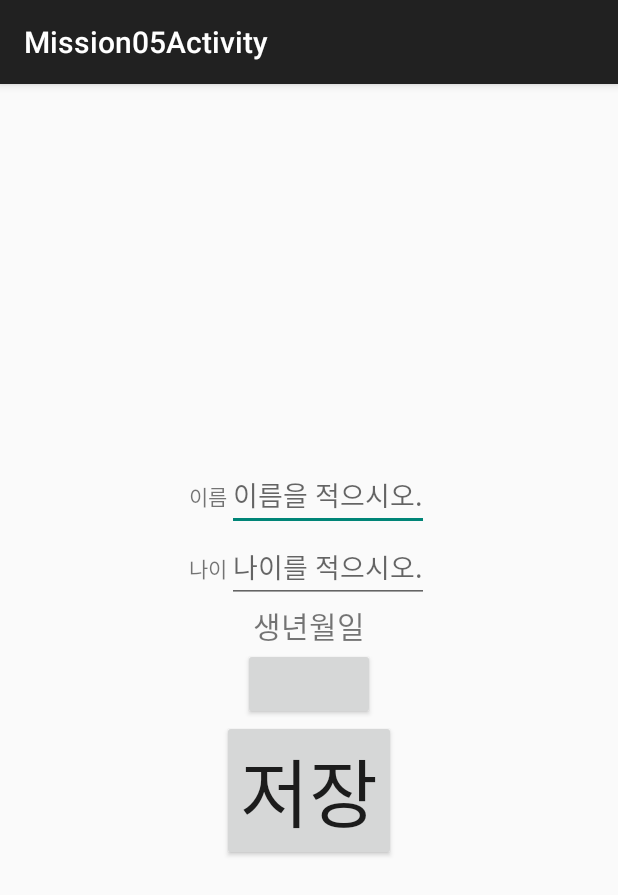
After one commit to lkb0398/Android_Exam, an Android app: the Mission05Activity screen opened directly, with no data from a screen before it, on a phone screen of 412 x 824 dp. The commit adds this screen. Shown: the top 895 px of the screen. Run offline under Robolectric (Android 15) with nearby library versions, the phone set to English and light mode, and no system bars; 1 statement that could not run was skipped.

```diff
--- a/app/src/main/java/com/lkb0398nate/androidexam/Activity/WebActivity.java
+++ b/app/src/main/java/com/lkb0398nate/androidexam/Activity/WebActivity.java
@@ -22,19 +22,19 @@ public class WebActivity extends AppCompatActivity implements View.OnKeyListener
         setContentView(R.layout.activity_web);
 
         mWebView = (WebView) findViewById(R.id.web_view);
-        mAddress = (EditText)findViewById(R.id.et_web_address);
+        mAddress = (EditText) findViewById(R.id.et_web_address);
 
         mWebView.setWebViewClient(new WebViewClient());
         mWebView.getSettings().setJavaScriptEnabled(true);
 
         mAddress.setOnKeyListener(this);
 
-
     }
 
     private void loadUrl(String url) {
         mWebView.loadUrl(url);
     }
+
     @Override
     public boolean onKey(View v, int keyCode, KeyEvent event) {
         if (keyCode == KeyEvent.KEYCODE_ENTER) {
@@ -43,6 +43,6 @@ public class WebActivity extends AppCompatActivity implements View.OnKeyListener
 
             return true;
         }
-            return false;
+        return false;
     }
 }
--- a/app/src/main/java/com/lkb0398nate/androidexam/MainActivity.java
+++ b/app/src/main/java/com/lkb0398nate/androidexam/MainActivity.java
@@ -10,9 +10,11 @@ import android.widget.SimpleAdapter;
 
 import com.lkb0398nate.androidexam.Activity.ActivityExamActivity;
 import com.lkb0398nate.androidexam.Activity.WebActivity;
+import com.lkb0398nate.androidexam.Animation.AnimationActivty;
 import com.lkb0398nate.androidexam.mission.Mission01Activity;
 import com.lkb0398nate.androidexam.mission.Mission02Activity;
 import com.lkb0398nate.androidexam.mission.Mission03Activity;
+import com.lkb0398nate.androidexam.mission.Mission05Activity;
 
 import java.text.Collator;
 import java.util.ArrayList;
@@ -65,6 +67,8 @@ public class MainActivity extends ListActivity {
         addItem(myData, "Mission03", Mission03Activity.class);
         addItem(myData, "화면이동 예쩨", ActivityExamActivity.class);
         addItem(myData, "Web_View 연습", WebActivity.class);
+        addItem(myData, "애니메이션 연습", AnimationActivty.class);
+        addItem(myData, "Mission05", Mission05Activity.class);
 
         // ----- 메뉴 추가 여기까지
 
--- /dev/null
+++ b/app/src/main/java/com/lkb0398nate/androidexam/mission/Mission05Activity.java
@@ -0,0 +1,51 @@
+
+package com.lkb0398nate.androidexam.mission;
+
+import android.os.Bundle;
+import android.support.v7.app.AppCompatActivity;
+import android.view.View;
+import android.widget.Button;
+
+import com.lkb0398nate.androidexam.R;
+
+import java.util.Calendar;
+
+public class Mission05Activity extends AppCompatActivity implements View.OnClickListener {
+
+    private Button mBtnBirth;
+    private Button mBtnStart;
+
+    @Override
+    protected void onCreate(Bundle savedInstanceState) {
+        super.onCreate(savedInstanceState);
+        setContentView(R.layout.activity_mission05);
+
+        mBtnBirth = (Button) findViewById(R.id.birthday_btn);
+        mBtnStart = (Button) findViewById(R.id.start_btn);
+
+        mBtnBirth.setOnClickListener(this);
+        mBtnStart.setOnClickListener(this);
+
+    }
+
+    @Override
+    public void onClick(View v) {
+        switch (v.getId()) {
+            case R.id.birthday_btn:
+                break;
+
+            case R.id.start_btn:
+                break;
+        }
+    }
+
+    // 현재 날짜 & 시간 표시
+    public void onBtnDateTime() {
+        String strResult = "";
+        // 현재 날짜 구하기
+        Calendar calendar = Calendar.getInstance();
+
+        mBtnBirth.setText(strResult);
+    }
+
+}
--- /dev/null
+++ b/app/src/main/res/layout/activity_mission05.xml
@@ -0,0 +1,61 @@
+<LinearLayout xmlns:android="http://schemas.android.com/apk/res/android"
+    xmlns:tools="http://schemas.android.com/tools"
+    android:layout_width="match_parent"
+    android:layout_height="match_parent"
+    android:orientation="vertical"
+    android:gravity="center"
+    tools:context="com.lkb0398nate.androidexam.mission.Mission05Activity">
+
+
+    <LinearLayout
+        android:layout_width="wrap_content"
+        android:layout_height="wrap_content"
+        android:orientation="horizontal">
+
+        <TextView
+            android:layout_width="wrap_content"
+            android:layout_height="wrap_content"
+            android:text="이름" />
+
+        <EditText
+            android:id="@+id/n"
+            android:layout_width="wrap_content"
+            android:layout_height="wrap_content"
+            android:hint="이름을 적으시오." />
+
+    </LinearLayout>
+
+    <LinearLayout
+        android:layout_width="wrap_content"
+        android:layout_height="wrap_content"
+        android:orientation="horizontal">
+
+        <TextView
+            android:layout_width="wrap_content"
+            android:layout_height="wrap_content"
+            android:text="나이" />
+
+        <EditText
+            android:layout_width="wrap_content"
+            android:layout_height="wrap_content"
+            android:hint="나이를 적으시오." />
+
+    </LinearLayout>
+
+    <TextView
+        android:layout_width="wrap_content"
+        android:layout_height="wrap_content"
+        android:text="생년월일"
+        android:textSize="20dp" />
+
+    <Button
+        android:id="@+id/birthday_btn"
+        android:layout_width="wrap_content"
+        android:layout_height="wrap_content" />
+
+    <Button
+        android:layout_width="wrap_content"
+        android:layout_height="wrap_content"
+        android:text="저장"
+        android:textSize="50dp" />
+</LinearLayout>
--- a/app/src/main/res/layout/activity_web.xml
+++ b/app/src/main/res/layout/activity_web.xml
@@ -9,12 +9,13 @@
         android:id="@+id/et_web_address"
         android:layout_width="match_parent"
         android:layout_height="wrap_content"
-        android:hint="http://"/>
+        android:hint="http://" />
 
     <WebView
         android:id="@+id/web_view"
         android:layout_width="match_parent"
         android:layout_height="match_parent">
+
     </WebView>
 
 
--- a/app/src/main/res/values/strings.xml
+++ b/app/src/main/res/values/strings.xml
@@ -11,4 +11,6 @@
     <string name="title_activity_activity_exam">ActivityExamActivity</string>
     <string name="title_activity_target">TargetActivity</string>
     <string name="title_activity_web">WebActivity</string>
+    <string name="title_activity_mission05">Mission05Activity</string>
+    <string name="title_activity_calendar">CalendarActivity</string>
 </resources>
```
Also changed, not shown: app/src/main/AndroidManifest.xml (+8 -1 lines), app/src/main/java/com/lkb0398nate/androidexam/Animation/AnimationActivty.java (added, +35 -0 lines), app/src/main/java/com/lkb0398nate/androidexam/Calendar/CalendarActivity.java (added, +40 -0 lines), app/src/main/java/com/lkb0398nate/androidexam/Calendar/CalendarAdapter.java (added, +8 -0 lines), app/src/main/java/com/lkb0398nate/androidexam/Calendar/CalendarView.java (added, +34 -0 lines), app/src/main/res/anim/anim_scale_rotate.xml (added, +16 -0 lines), app/src/main/res/layout/activity_animation.xml (added, +26 -0 lines), app/src/main/res/layout/activity_calendar.xml (added, +39 -0 lines), app/src/main/res/menu/menu_calendar.xml (added, +10 -0 lines).
